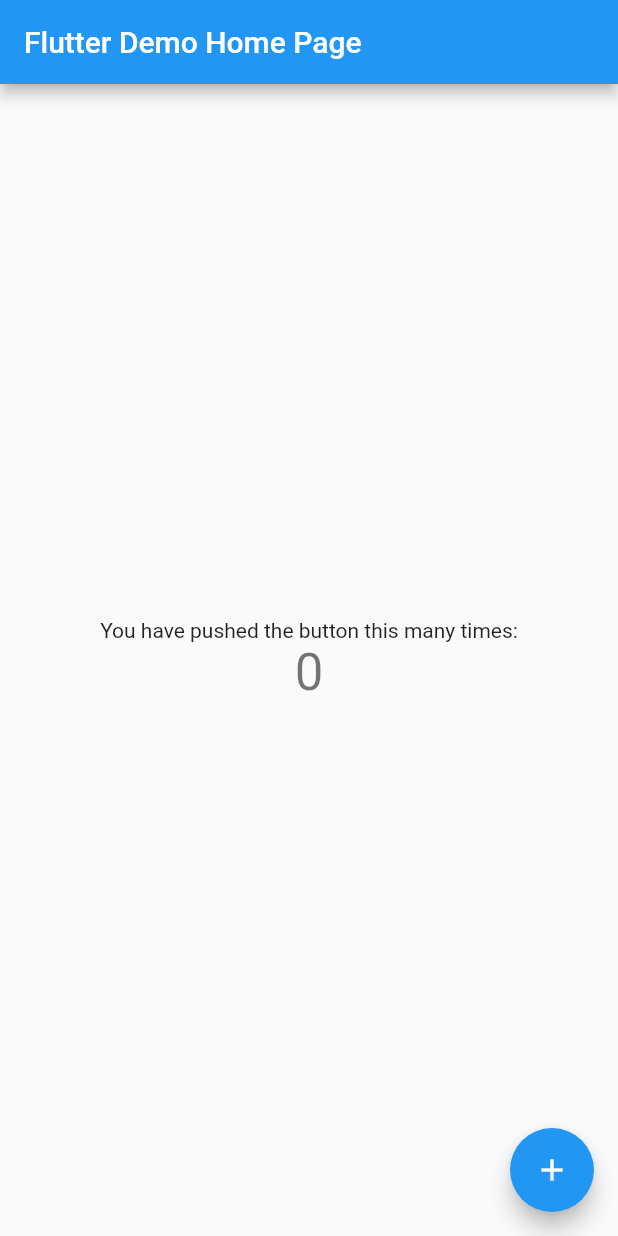
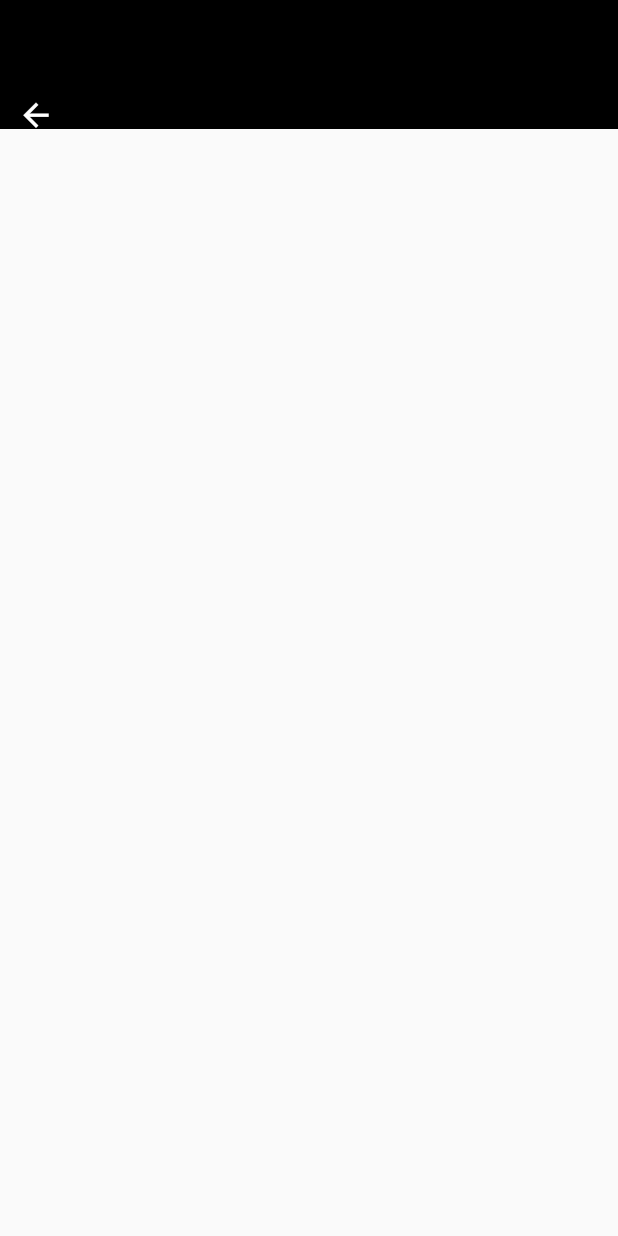
Before and after one commit to ifuterman/bind_test, a Flutter app: the screen it shows after launch, on a phone screen of 412 x 824 dp. Run offline on Flutter 3.47's test engine with Material 2 defaults, Android fonts, the phone set to English and light mode, and no system bars; our stand-ins replace get.

Commit message:
TestScreen added

```diff
--- /dev/null
+++ b/lib/commons/app_colors.dart
@@ -0,0 +1,6 @@
+import 'dart:ui';
+
+class AppColors{
+  static const Color background = Color.fromRGBO(0, 0, 0, 1);
+  static const Color white = Color.fromRGBO(255, 255, 255, 1);
+}
--- a/lib/main.dart
+++ b/lib/main.dart
@@ -1,115 +1,22 @@
+
+import 'package:bind_test/commons/app_colors.dart';
+import 'package:bind_test/ui/screens/test_screen/test_screen.dart';
 import 'package:flutter/material.dart';
+import 'package:get/get.dart';
 
 void main() {
-  runApp(const MyApp());
+  runApp(const GetMaterialApp(home: Home(), debugShowCheckedModeBanner: false,));
 }
 
-class MyApp extends StatelessWidget {
-  const MyApp({Key? key}) : super(key: key);
+class Home extends StatelessWidget {
+  const Home({Key? key}) : super(key: key);
 
-  // This widget is the root of your application.
+
   @override
-  Widget build(BuildContext context) {
-    return MaterialApp(
-      title: 'Flutter Demo',
-      theme: ThemeData(
-        // This is the theme of your application.
-        //
-        // Try running your application with "flutter run". You'll see the
-        // application has a blue toolbar. Then, without quitting the app, try
-        // changing the primarySwatch below to Colors.green and then invoke
-        // "hot reload" (press "r" in the console where you ran "flutter run",
-        // or simply save your changes to "hot reload" in a Flutter IDE).
-        // Notice that the counter didn't reset back to zero; the application
-        // is not restarted.
-        primarySwatch: Colors.blue,
-      ),
-      home: const MyHomePage(title: 'Flutter Demo Home Page'),
-    );
+  Widget build(context){
+      return Scaffold(
+        appBar: AppBar(backgroundColor: AppColors.background),
+        body: TestScreen()
+      );
   }
 }
-
-class MyHomePage extends StatefulWidget {
-  const MyHomePage({Key? key, required this.title}) : super(key: key);
-
-  // This widget is the home page of your application. It is stateful, meaning
-  // that it has a State object (defined below) that contains fields that affect
-  // how it looks.
-
-  // This class is the configuration for the state. It holds the values (in this
-  // case the title) provided by the parent (in this case the App widget) and
-  // used by the build method of the State. Fields in a Widget subclass are
-  // always marked "final".
-
-  final String title;
-
-  @override
-  State<MyHomePage> createState() => _MyHomePageState();
-}
-
-class _MyHomePageState extends State<MyHomePage> {
-  int _counter = 0;
-
-  void _incrementCounter() {
-    setState(() {
-      // This call to setState tells the Flutter framework that something has
-      // changed in this State, which causes it to rerun the build method below
-      // so that the display can reflect the updated values. If we changed
-      // _counter without calling setState(), then the build method would not be
-      // called again, and so nothing would appear to happen.
-      _counter++;
-    });
-  }
-
-  @override
-  Widget build(BuildContext context) {
-    // This method is rerun every time setState is called, for instance as done
-    // by the _incrementCounter method above.
-    //
-    // The Flutter framework has been optimized to make rerunning build methods
-    // fast, so that you can just rebuild anything that needs updating rather
-    // than having to individually change instances of widgets.
-    return Scaffold(
-      appBar: AppBar(
-        // Here we take the value from the MyHomePage object that was created by
-        // the App.build method, and use it to set our appbar title.
-        title: Text(widget.title),
-      ),
-      body: Center(
-        // Center is a layout widget. It takes a single child and positions it
-        // in the middle of the parent.
-        child: Column(
-          // Column is also a layout widget. It takes a list of children and
-          // arranges them vertically. By default, it sizes itself to fit its
-          // children horizontally, and tries to be as tall as its parent.
-          //
-          // Invoke "debug painting" (press "p" in the console, choose the
-          // "Toggle Debug Paint" action from the Flutter Inspector in Android
-          // Studio, or the "Toggle Debug Paint" command in Visual Studio Code)
-          // to see the wireframe for each widget.
-          //
-          // Column has various properties to control how it sizes itself and
-          // how it positions its children. Here we use mainAxisAlignment to
-          // center the children vertically; the main axis here is the vertical
-          // axis because Columns are vertical (the cross axis would be
-          // horizontal).
-          mainAxisAlignment: MainAxisAlignment.center,
-          children: <Widget>[
-            const Text(
-              'You have pushed the button this many times:',
-            ),
-            Text(
-              '$_counter',
-              style: Theme.of(context).textTheme.headline4,
-            ),
-          ],
-        ),
-      ),
-      floatingActionButton: FloatingActionButton(
-        onPressed: _incrementCounter,
-        tooltip: 'Increment',
-        child: const Icon(Icons.add),
-      ), // This trailing comma makes auto-formatting nicer for build methods.
-    );
-  }
-}
--- /dev/null
+++ b/lib/ui/screens/test_screen/test_screen.dart
@@ -0,0 +1,32 @@
+import 'package:bind_test/commons/app_colors.dart';
+import 'package:flutter/material.dart';
+import 'package:get/get.dart';
+
+class TestScreen extends StatelessWidget{
+  final TestScreenController c = Get.put(TestScreenController());
+
+  TestScreen({Key? key}) : super(key: key);
+  @override
+  Widget build(BuildContext context) {
+    return Container(
+      color: AppColors.background,
+      height: 30,
+      child: Row(
+        children: [
+          IconButton(
+            iconSize: 25,
+            color: AppColors.white,
+              onPressed: c.onButtonBack,
+              icon: const Icon(Icons.arrow_back_sharp))
+        ],
+      ),
+    );
+  }
+
+}
+
+class TestScreenController extends GetxController{
+  void onButtonBack(){
+    debugPrint('[TestScreenController.onButtonBack] button back pressed');
+  }
+}
--- a/pubspec.yaml
+++ b/pubspec.yaml
@@ -29,6 +29,7 @@ environment:
 dependencies:
   flutter:
     sdk: flutter
+  get: ^4.6.5
 
 
   # The following adds the Cupertino Icons font to your application.
```
Also changed, not shown: 1 other file.
